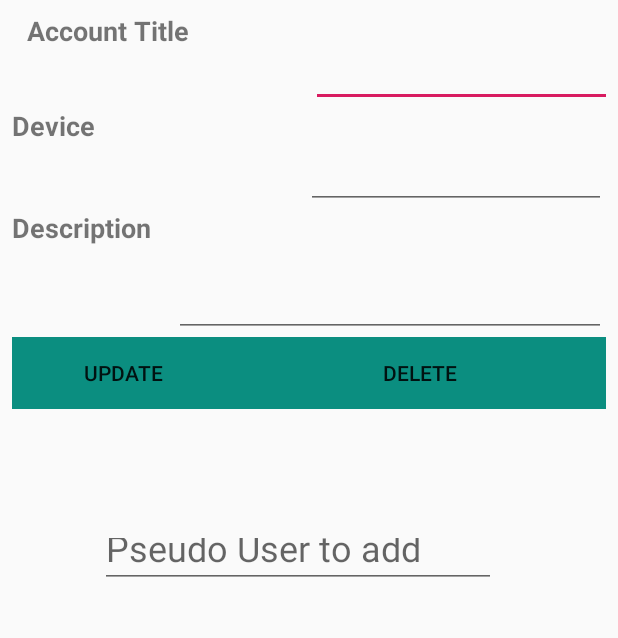
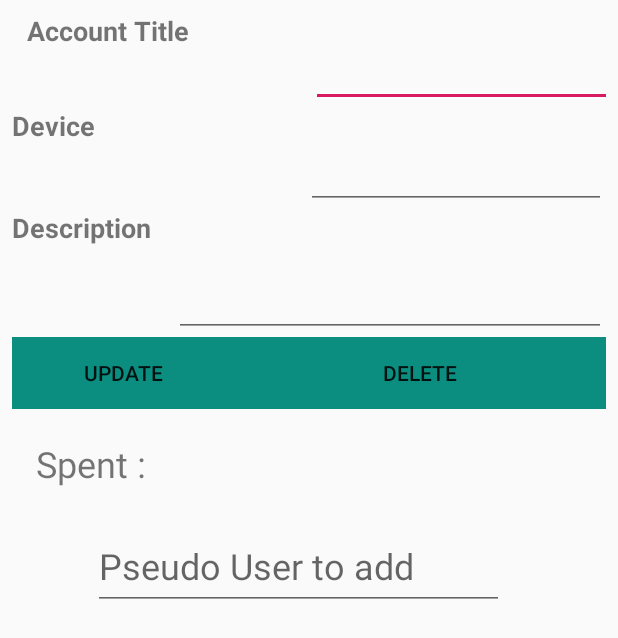
Before and after one commit to laeo94/ProjetAndroid, an Android app: the layout activity_account_update_or_delete.xml on its own in the app's theme, with its tools: preview values and no code run, on a phone screen of 412 x 824 dp. Shown: the top 638 px of the screen. Run offline under Robolectric (Android 15) with nearby library versions, the phone set to English and light mode, and no system bars.

Commit message:
modif login pseudo not in bdd, delete user from a account, get the total sum spend from account

```diff
--- a/app/src/main/java/com/example/projetmobile/ListParticipateActivity.java
+++ b/app/src/main/java/com/example/projetmobile/ListParticipateActivity.java
@@ -106,7 +106,7 @@ public class ListParticipateActivity extends AppCompatActivity {
 
     //Updating parsed JSON data into ListView
     private void populatePersonList() {
-        ListAdapter adapter = new SimpleAdapter(
+        final ListAdapter adapter = new SimpleAdapter(
                 ListParticipateActivity.this, personList,
                 R.layout.list_item, new String[]{KEY_PERSON_ID,
                 KEY_PSEUDO},
@@ -121,8 +121,11 @@ public class ListParticipateActivity extends AppCompatActivity {
                 //Check for network connectivity
                 if (CheckNetworkStatus.isNetworkAvailable(getApplicationContext())) {
                     String personId = ((TextView) view.findViewById(R.id.textView)).getText().toString();
+                    String pseudo = ((TextView) view.findViewById(R.id.textView1)).getText().toString();
                     Intent intent = new Intent(getApplicationContext(),DepenseActivity.class);
                     intent.putExtra(KEY_PERSON_ID,personId);
+                    intent.putExtra(KEY_PSEUDO,pseudo);
+                    intent.putExtra(KEY_ACCOUNT_ID, accountId);
                     startActivityForResult(intent, 20);
                     finish();
                 } else {
@@ -139,4 +142,5 @@ public class ListParticipateActivity extends AppCompatActivity {
 
     }
 
+
 }
--- a/app/src/main/res/layout/activity_account_update_or_delete.xml
+++ b/app/src/main/res/layout/activity_account_update_or_delete.xml
@@ -109,8 +109,8 @@
 
     <EditText
         android:id="@+id/rech"
-        android:layout_width="264dp"
-        android:layout_height="43dp"
+        android:layout_width="274dp"
+        android:layout_height="58dp"
         android:layout_marginStart="8dp"
         android:layout_marginTop="76dp"
         android:layout_marginEnd="8dp"
@@ -123,14 +123,38 @@
 
     <ListView
         android:id="@+id/listperson"
-        android:layout_width="378dp"
-        android:layout_height="250dp"
+        android:layout_width="370dp"
+        android:layout_height="187dp"
         android:layout_marginStart="8dp"
-        android:layout_marginTop="32dp"
+        android:layout_marginTop="40dp"
         android:layout_marginEnd="8dp"
         app:layout_constraintEnd_toEndOf="parent"
-        app:layout_constraintHorizontal_bias="0.47"
+        app:layout_constraintHorizontal_bias="0.32"
         app:layout_constraintStart_toStartOf="parent"
         app:layout_constraintTop_toBottomOf="@+id/rech" />
 
+    <TextView
+        android:id="@+id/somme"
+        android:layout_width="248dp"
+        android:layout_height="66dp"
+        android:layout_marginTop="8dp"
+        android:layout_marginEnd="8dp"
+        android:textSize="30sp"
+        app:layout_constraintEnd_toEndOf="parent"
+        app:layout_constraintTop_toBottomOf="@+id/linearLayout" />
+
+    <TextView
+        android:id="@+id/Total"
+        android:layout_width="103dp"
+        android:layout_height="51dp"
+        android:layout_marginStart="8dp"
+        android:layout_marginTop="20dp"
+        android:layout_marginEnd="8dp"
+        android:text="Spent : "
+        android:textSize="24sp"
+        app:layout_constraintEnd_toStartOf="@+id/somme"
+        app:layout_constraintHorizontal_bias="0.428"
+        app:layout_constraintStart_toStartOf="parent"
+        app:layout_constraintTop_toBottomOf="@+id/linearLayout" />
+
 </android.support.constraint.ConstraintLayout>
--- a/app/src/main/res/layout/activity_login.xml
+++ b/app/src/main/res/layout/activity_login.xml
@@ -57,7 +57,7 @@
                     android:layout_height="wrap_content"
                     android:layout_weight="1"
                     android:ems="10"
-                    android:inputType="textMultiLine" />
+                    android:inputType="textMultiLine|textPassword" />
 
             </LinearLayout>
 
```
Also changed, not shown: app/src/main/java/com/example/projetmobile/AccountListingActivity.java (+6 -8 lines), app/src/main/java/com/example/projetmobile/AccountUpdateOrDeleteActivity.java (+6 -5 lines), app/src/main/java/com/example/projetmobile/DepenseActivity.java (+10 -42 lines), app/src/main/java/com/example/projetmobile/LoginActivity.java (+6 -4 lines), app/src/main/res/layout/activity_depense.xml (+21 -29 lines), app/src/main/res/layout/activity_list_part.xml (+8 -12 lines).
